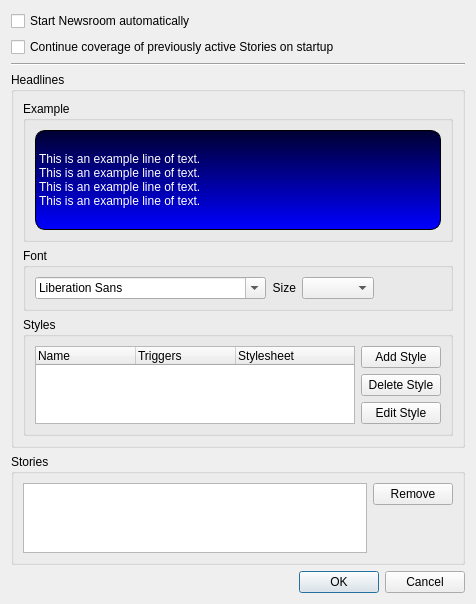
Old version of the form settingsdialog.ui in the repository b0bh00d/Newsroom.
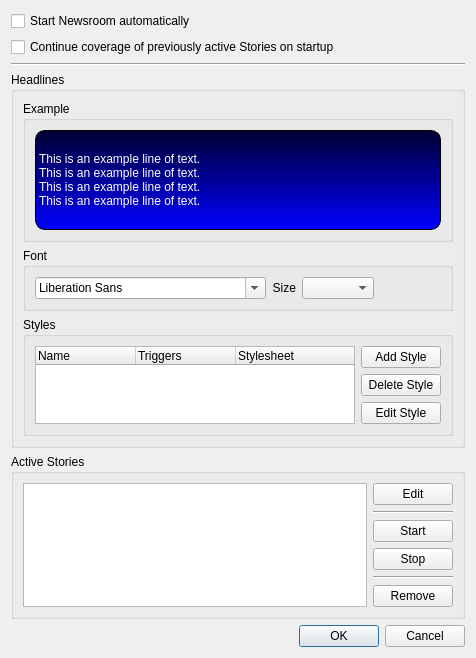
New version of the form.

Commit message:
- Added the ability to edit the settings of an existing Story (with immediate affect).
- Added the ability to start/stop Story coverage from the Settings dialog.

Diff of the .ui file:
```diff
--- a/settingsdialog.ui
+++ b/settingsdialog.ui
@@ -7,7 +7,7 @@
     <x>0</x>
     <y>0</y>
     <width>476</width>
-    <height>573</height>
+    <height>636</height>
    </rect>
   </property>
   <property name="windowTitle">
@@ -196,7 +196,7 @@
    <item>
     <widget class="QGroupBox" name="group_Stories">
      <property name="title">
-      <string>Stories</string>
+      <string>Active Stories</string>
      </property>
      <layout class="QVBoxLayout" name="verticalLayout_4">
       <item>
@@ -210,6 +210,41 @@
         </item>
         <item>
          <layout class="QVBoxLayout" name="verticalLayout_2">
+          <item>
+           <widget class="QPushButton" name="button_EditStory">
+            <property name="text">
+             <string>Edit</string>
+            </property>
+           </widget>
+          </item>
+          <item>
+           <widget class="Line" name="line_3">
+            <property name="orientation">
+             <enum>Qt::Horizontal</enum>
+            </property>
+           </widget>
+          </item>
+          <item>
+           <widget class="QPushButton" name="button_StartCoverage">
+            <property name="text">
+             <string>Start</string>
+            </property>
+           </widget>
+          </item>
+          <item>
+           <widget class="QPushButton" name="button_StopCoverage">
+            <property name="text">
+             <string>Stop</string>
+            </property>
+           </widget>
+          </item>
+          <item>
+           <widget class="Line" name="line_2">
+            <property name="orientation">
+             <enum>Qt::Horizontal</enum>
+            </property>
+           </widget>
+          </item>
           <item>
            <widget class="QPushButton" name="button_RemoveStory">
             <property name="text">
```
The commit also changes 7 other files.
